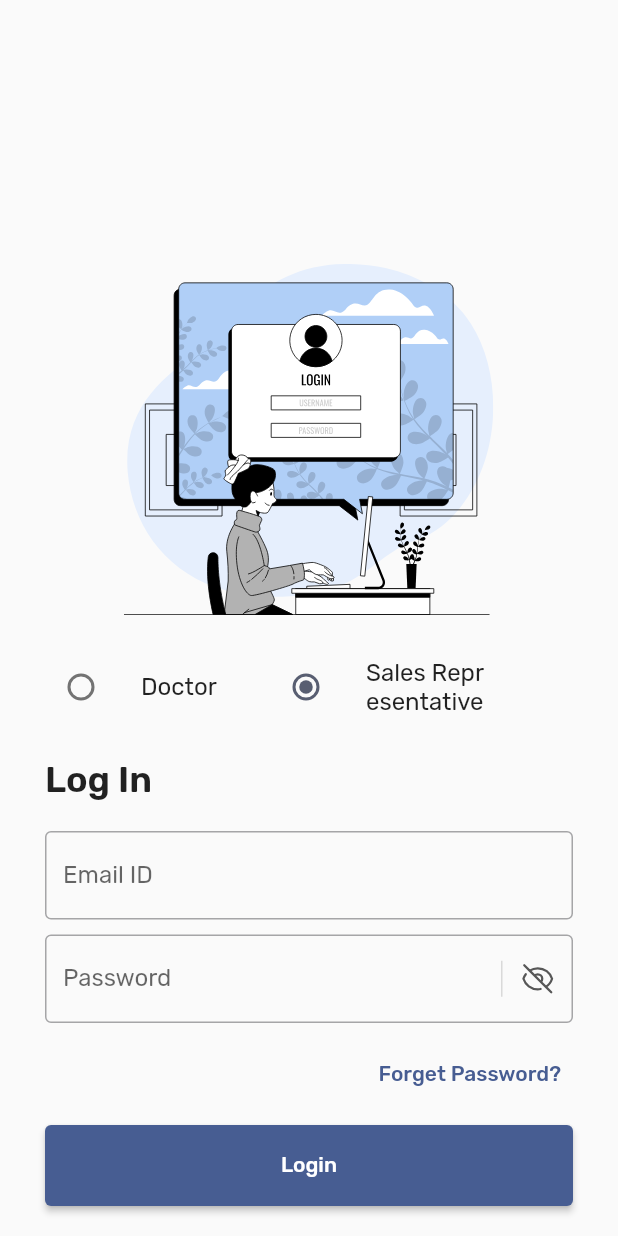
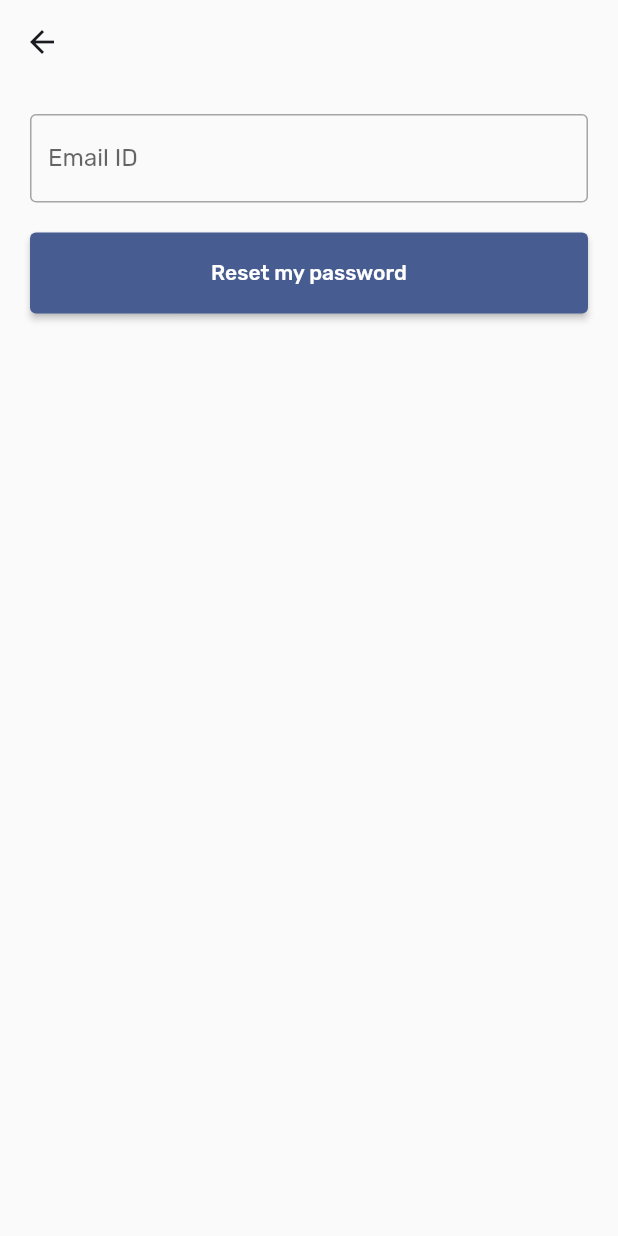
Before and after one commit to ckaradol/demoManager, a Flutter app: the screen it shows after launch, after a tap on "Sales Representative", after a tap on "Forget Password?", on a phone screen of 412 x 824 dp. Run offline on Flutter 3.47's test engine with Material 3 defaults, Android fonts, the phone set to English and light mode, and no system bars; drawn by our look-alikes of toastification; our stand-ins replace bloc, cloud_firestore, easy_localization, file_picker, firebase_auth, firebase_core and 4 more; accounts and stored records are empty.

Commit message:
reset password add

```diff
--- a/assets/translations/en.json
+++ b/assets/translations/en.json
@@ -35,5 +35,7 @@
   "status_rejected_message": "Your documents could not be verified. Please upload a valid medical diploma.",
   "status_pending_title": "Verification Pending",
   "status_pending_message": "Your medical diploma is being reviewed. The approval process usually takes up to 24 hours.",
-  "refresh_button": "Check Again"
+  "refresh_button": "Check Again",
+  "reset_my_password": "Reset my password",
+  "reset_password_success": "Password reset link has been sent to your email address."
 }
--- a/assets/translations/tr.json
+++ b/assets/translations/tr.json
@@ -35,5 +35,7 @@
   "status_rejected_message": "Belgeler doğrulanamadı. Lütfen geçerli bir diploma yükleyin.",
   "status_pending_title": "Doğrulama Bekleniyor",
   "status_pending_message": "Tıp diplomanız inceleniyor. Onay süreci genelde 24 saat içinde tamamlanır.",
-  "refresh_button": "Yeniden Kontrol Et"
+  "refresh_button": "Yeniden Kontrol Et",
+  "reset_my_password": "Şifremi Sıfırla",
+  "reset_password_success": "Şifre sıfırlama linki e-mail adresinize gönderildi"
 }
--- a/lib/core/constants/app_strings.dart
+++ b/lib/core/constants/app_strings.dart
@@ -2,45 +2,78 @@ import 'package:easy_localization/easy_localization.dart';
 
 class AppStrings {
   static String get doctor => "doctor".tr();
+
   static String get salesRepresentative => "sales_representative".tr();
+
   static String get loginTitle => "login_title".tr();
+
   static String get registerTitle => "register_title".tr();
+
   static String get emailId => "email_id".tr();
+
   static String get password => "password".tr();
+
   static String get forgetPassword => "forget_password".tr();
+
   static String get firstName => "first_name".tr();
+
   static String get lastName => "last_name".tr();
+
   static String get errorEmptyFields => 'error_empty_fields'.tr();
+
   static String get errorInvalidEmail => 'error_invalid_email'.tr();
+
   static String get errorShortPassword => 'error_short_password'.tr();
+
   static String get loginSuccess => 'login_success'.tr();
+
   static String get createAccount => "create_account".tr();
+
   static String get alreadyHaveAccount => "already_have_account".tr();
+
   static String get signIn => "sign_in".tr();
+
   static String get loginButton => "login_button".tr();
+
   static String get or => "or".tr();
+
   static String get signUpText => "sign_up_text".tr();
+
   static String get signUpButton => "sign_up_button".tr();
+
   static String get diplomaTitle => "diploma_title".tr();
+
   static String get diplomaNoFile => "diploma_no_file".tr();
+
   static String get diplomaChooseFile => "diploma_choose_file".tr();
+
   static String get diplomaUpload => "diploma_upload".tr();
+
   static String diplomaLoadingPercent(String percent) => "diploma_loading_percent".tr(args: [percent]);
+
   static String get diplomaSuccessTitle => "diploma_success_title".tr();
+
   static String get diplomaSuccessMessage => "diploma_success_message".tr();
+
   static String get diplomaHint => "diploma_hint".tr();
+
   static String get diplomaUploading => "diploma_uploading".tr();
+
   static String get accountStatus => "account_status".tr();
 
   static String get statusApprovedTitle => "status_approved_title".tr();
+
   static String get statusApprovedMessage => "status_approved_message".tr();
 
   static String get statusRejectedTitle => "status_rejected_title".tr();
+
   static String get statusRejectedMessage => "status_rejected_message".tr();
 
   static String get statusPendingTitle => "status_pending_title".tr();
+
   static String get statusPendingMessage => "status_pending_message".tr();
 
   static String get refreshButton => "refresh_button".tr();
-
+  static String get resetMyPassword => "reset_my_password".tr();
+  static String get resetPasswordSuccess => "reset_password_success".tr();
 }
--- a/lib/core/routes/app_router.dart
+++ b/lib/core/routes/app_router.dart
@@ -6,12 +6,12 @@ import 'package:demomanager/features/splash/splash_screen.dart';
 import 'package:demomanager/features/verification_wait_screen/verification_wait_screen.dart';
 import 'package:flutter/material.dart';
 
+import '../../features/forgot_password/forgot_password.dart';
 import 'app_routes.dart';
 
 class AppRouter {
   static Route<dynamic> onGenerateRoute(RouteSettings settings) {
     switch (settings.name) {
-
       case AppRoutes.register:
         return _fadeRoute(const RegisterScreen(), settings);
       case AppRoutes.splash:
@@ -24,11 +24,10 @@ class AppRouter {
         return _fadeRoute(const DiplomaUploadScreen(), settings);
       case AppRoutes.wait:
         return _fadeRoute(const VerificationWaitScreen(), settings);
+      case AppRoutes.forgotPassword:
+        return _fadeRoute(const ForgotPassword(), settings);
       default:
-        return _fadeRoute(
-          const Scaffold(body: Center(child: Text('Route not found'))),
-          settings,
-        );
+        return _fadeRoute(const Scaffold(body: Center(child: Text('Route not found'))), settings);
     }
   }
 
@@ -37,10 +36,7 @@ class AppRouter {
       settings: settings,
       pageBuilder: (_, __, ___) => page,
       transitionsBuilder: (_, animation, __, child) {
-        return FadeTransition(
-          opacity: animation,
-          child: child,
-        );
+        return FadeTransition(opacity: animation, child: child);
       },
     );
   }
--- a/lib/core/routes/app_routes.dart
+++ b/lib/core/routes/app_routes.dart
@@ -2,6 +2,7 @@ class AppRoutes {
   static const String splash = '/splash';
   static const String login = '/login';
   static const String home = '/home';
+  static const String forgotPassword = '/forgot_password';
   static const String wait = '/wait';
   static const String register = '/register';
   static const String upload = '/upload';
--- a/lib/features/auth/login_screen/login_screen.dart
+++ b/lib/features/auth/login_screen/login_screen.dart
@@ -93,7 +93,14 @@ class LoginScreen extends StatelessWidget {
                               ),
                               Row(
                                 mainAxisAlignment: MainAxisAlignment.end,
-                                children: [TextButton(onPressed: () {}, child: Text(AppStrings.forgetPassword))],
+                                children: [
+                                  TextButton(
+                                    onPressed: () {
+                                      NavigatorService.pushNamed(AppRoutes.forgotPassword);
+                                    },
+                                    child: Text(AppStrings.forgetPassword),
+                                  ),
+                                ],
                               ),
                               AppButton(
                                 loading: context.read<TextFormCubit>().loading,
@@ -129,7 +136,6 @@ class LoginScreen extends StatelessWidget {
 
                                   await FirebaseAuthService().signInWithEmailPassword(mail, password);
                                   context.read<TextFormCubit>().changeLoading(false);
-
                                 },
                               ),
                             ],
@@ -147,9 +153,21 @@ class LoginScreen extends StatelessWidget {
                                 Row(
                                   mainAxisAlignment: MainAxisAlignment.center,
                                   children: [
+                                    if (context.read<TextFormCubit>().loading)
+                                      Container(
+                                        padding: EdgeInsets.all(13),
+                                        decoration: BoxDecoration(
+                                          border: Border.all(color: Color(0xff8AB7F4)),
+                                          borderRadius: BorderRadius.circular(12),
+                                        ),
+                                        child: CircularProgressIndicator(constraints: BoxConstraints(minHeight: 20, minWidth: 20)),
+                                      )
+                                    else
                                       InkWell(
-                                      onTap: () {
-                                        FirebaseAuthService().signInWithGoogle();
+                                        onTap: () async {
+                                          context.read<TextFormCubit>().changeLoading(true);
+                                          await FirebaseAuthService().signInWithGoogle();
+                                          context.read<TextFormCubit>().changeLoading(false);
                                         },
                                         child: AppImages.google.toSvg(),
                                       ),
@@ -160,7 +178,9 @@ class LoginScreen extends StatelessWidget {
                                   children: [
                                     Text(AppStrings.signUpText),
                                     TextButton(
-                                      onPressed: () {
+                                      onPressed: context.read<TextFormCubit>().loading
+                                          ? null
+                                          : () {
                                               NavigatorService.pushNamed(AppRoutes.register);
                                             },
                                       child: Text(AppStrings.signUpButton),
--- /dev/null
+++ b/lib/features/forgot_password/forgot_password.dart
@@ -0,0 +1,63 @@
+import 'package:demomanager/core/bloc/text_form_cubit/text_form_cubit.dart';
+import 'package:demomanager/core/constants/app_strings.dart';
+import 'package:demomanager/core/enums/app/app_spacing.dart';
+import 'package:demomanager/core/services/firebase_auth_service/firebase_auth_service.dart';
+import 'package:demomanager/core/widgets/app_button.dart';
+import 'package:demomanager/core/widgets/app_text_form_field.dart';
+import 'package:flutter/material.dart';
+import 'package:flutter_bloc/flutter_bloc.dart';
+
+import '../../core/services/navigator_service/navigator_service.dart';
+import '../../core/services/show_toast.dart';
+
+class ForgotPassword extends StatelessWidget {
+  const ForgotPassword({super.key});
+
+  @override
+  Widget build(BuildContext context) {
+    return BlocProvider(
+      create: (context) => TextFormCubit(),
+      child: BlocBuilder<TextFormCubit, bool>(
+        builder: (context, state) {
+          return Scaffold(
+            appBar: AppBar(
+              elevation: 0,
+              backgroundColor: Theme.of(context).scaffoldBackgroundColor,
+              leading: IconButton(
+                onPressed: () {
+                  NavigatorService.pop();
+                },
+                icon: Icon(Icons.arrow_back),
+                color: Theme.of(context).colorScheme.onSurface,
+              ),
+            ),
+            body: ListView(
+              padding: EdgeInsets.all(AppSpacing.defaultSpace),
+              children: [
+                AppTextFormField(labelText: AppStrings.emailId, controller: context.read<TextFormCubit>().controllerMail, textInputType: TextInputType.emailAddress),
+                SizedBox(height: AppSpacing.defaultSpace),
+                AppButton(
+                  text: AppStrings.resetMyPassword,
+                  onTap: () {
+                    String mail = context.read<TextFormCubit>().controllerMail.text.trim();
+
+                    final emailRegex = RegExp(r'^[^@]+@[^@]+\.[^@]+');
+                    if (!emailRegex.hasMatch(mail)) {
+                      context.read<TextFormCubit>().changeLoading(false);
+
+                      showToast("Hata", AppStrings.errorInvalidEmail, true);
+
+                      return;
+                    }
+
+                    FirebaseAuthService().sendPasswordResetEmail(context.read<TextFormCubit>().controllerMail.text);
+                  },
+                ),
+              ],
+            ),
+          );
+        },
+      ),
+    );
+  }
+}
```
Also changed, not shown: lib/core/services/firebase_auth_service/firebase_auth_service.dart (+7 -1 lines). Lines whose indentation alone changed are shown as unchanged.
